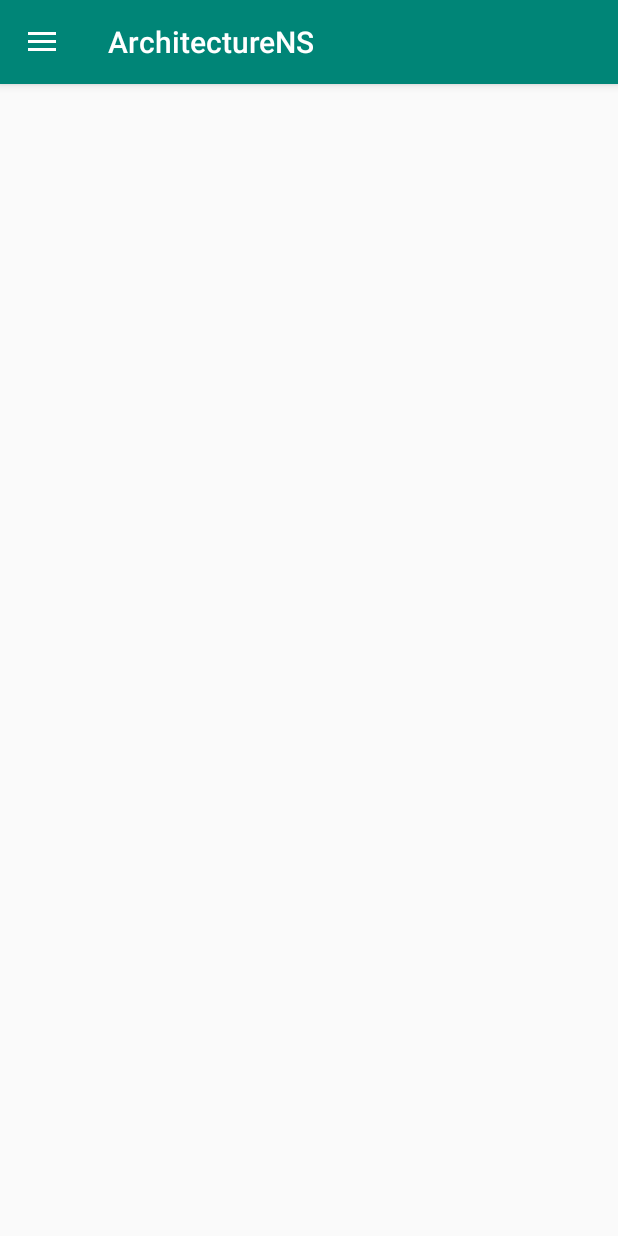
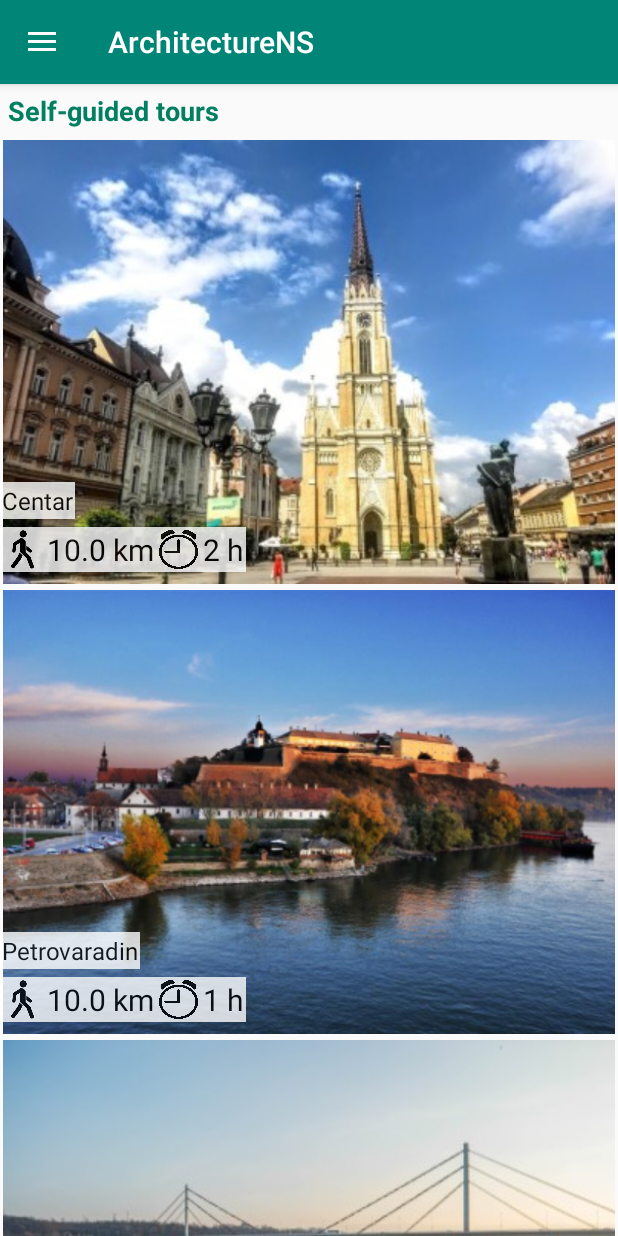
Before and after one commit to ivanamar996/NoviSadArchitectureGuide, an Android app: the screen it shows after launch (MainActivity), on a phone screen of 412 x 824 dp. Run offline under Robolectric (Android 15) with nearby library versions, the phone set to English and light mode, and no system bars.

Commit message:
Fix navigation drawer

```diff
--- a/ArchitectureNS/app/build.gradle
+++ b/ArchitectureNS/app/build.gradle
@@ -23,6 +23,7 @@ dependencies {
     implementation fileTree(dir: 'libs', include: ['*.jar'])
     implementation 'androidx.appcompat:appcompat:1.0.2'
     implementation 'com.google.android.material:material:1.0.0'
+    implementation 'com.google.android.material:material:1.0.0'
     implementation 'androidx.constraintlayout:constraintlayout:1.1.3'
     implementation 'com.google.android.gms:play-services-maps:16.1.0'
     implementation 'androidx.legacy:legacy-support-v4:1.0.0'
--- a/ArchitectureNS/app/src/main/java/com/example/architecturens/MainActivity.java
+++ b/ArchitectureNS/app/src/main/java/com/example/architecturens/MainActivity.java
@@ -52,6 +52,8 @@ public class MainActivity extends AppCompatActivity {
     public void selectItemDrawer(MenuItem menuItem){
         Fragment myFragment = null;
         Class fragmentClass;
+        LinearLayout scroll = (LinearLayout) findViewById(R.id.scrolllinear);
+        scroll.setVisibility(LinearLayout.GONE);
         switch (menuItem.getItemId()) {
             case R.id.language:
                 fragmentClass = Language.class;
@@ -85,8 +87,6 @@ public class MainActivity extends AppCompatActivity {
     }
 
     private void SetupDrawerContent(NavigationView navigationView) {
-        LinearLayout scroll = (LinearLayout) findViewById(R.id.scrolllinear);
-        scroll.setVisibility(LinearLayout.GONE);
         navigationView.setNavigationItemSelectedListener(new NavigationView.OnNavigationItemSelectedListener() {
             @Override
             public boolean onNavigationItemSelected(@NonNull MenuItem item) {
--- a/ArchitectureNS/app/src/main/res/layout/activity_routes.xml
+++ b/ArchitectureNS/app/src/main/res/layout/activity_routes.xml
@@ -1,5 +1,5 @@
 <?xml version="1.0" encoding="utf-8"?>
-<androidx.drawerlayout.widget.DrawerLayout xmlns:android="http://schemas.android.com/apk/res/android"
+<!--<androidx.drawerlayout.widget.DrawerLayout  xmlns:android="http://schemas.android.com/apk/res/android"
     xmlns:app="http://schemas.android.com/apk/res-auto"
     xmlns:tools="http://schemas.android.com/tools"
     android:id="@+id/drawer"
@@ -23,8 +23,14 @@
         app:itemIconTint="@color/colorPrimaryDark"
         app:menu="@menu/drawemenu"
         android:layout_gravity="start">
-    </com.google.android.material.navigation.NavigationView>
-
+    </com.google.android.material.navigation.NavigationView>-->
+<RelativeLayout  xmlns:android="http://schemas.android.com/apk/res/android"
+    xmlns:app="http://schemas.android.com/apk/res-auto"
+    xmlns:tools="http://schemas.android.com/tools"
+    android:id="@+id/relative"
+    android:layout_width="match_parent"
+    android:layout_height="match_parent"
+    tools:context=".MainActivity">
 
     <LinearLayout
         android:id="@+id/scrolllinear"
@@ -83,5 +89,29 @@
         </ScrollView>
     </LinearLayout>
 
+    <androidx.drawerlayout.widget.DrawerLayout
+        android:id="@+id/drawer"
+        android:layout_width="match_parent"
+        android:layout_height="match_parent">
+        <FrameLayout
+            android:id="@+id/flayoutcontent"
+            android:layout_width="wrap_content"
+            android:layout_height="match_parent">
+        </FrameLayout>
 
-</androidx.drawerlayout.widget.DrawerLayout>
+
+        <com.google.android.material.navigation.NavigationView
+            app:headerLayout="@layout/nav_drawer_header"
+            android:id="@+id/nav_view"
+            android:layout_width="wrap_content"
+            android:layout_height="match_parent"
+            android:background="@color/white"
+            app:itemTextColor="@color/colorPrimaryDark"
+            app:itemIconTint="@color/colorPrimaryDark"
+            app:menu="@menu/drawemenu"
+            android:layout_gravity="start">
+        </com.google.android.material.navigation.NavigationView>
+    </androidx.drawerlayout.widget.DrawerLayout>
+
+
+</RelativeLayout>
```
